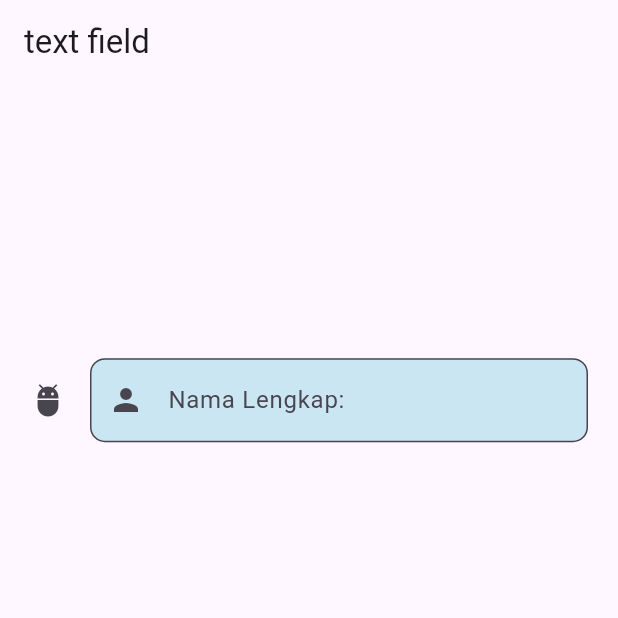
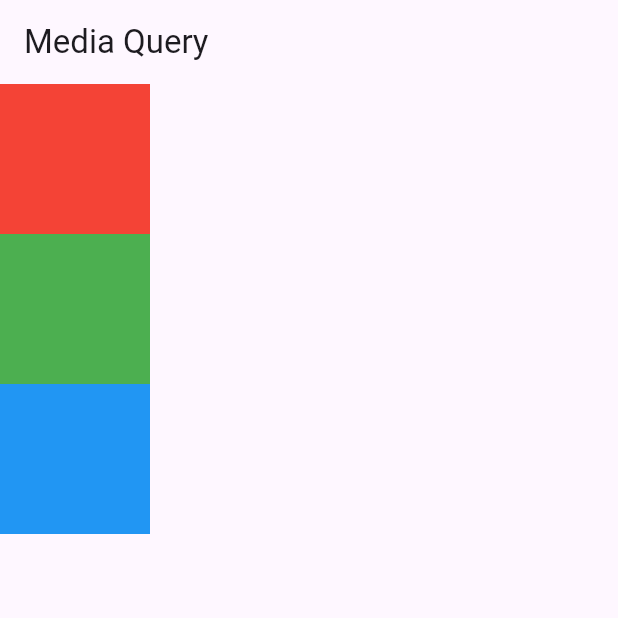
Before and after one commit to nentinur/Speedrun-Belajar-Flutter, a Flutter app: the screen it shows after launch, on a phone screen of 412 x 824 dp, the top half of it. Run offline on Flutter 3.47's test engine with Material 3 defaults, Android fonts, the phone set to English and light mode, and no system bars.

Commit message:
media query ( responsive app)

```diff
--- a/lib/main.dart
+++ b/lib/main.dart
@@ -4,61 +4,51 @@ void main() {
   runApp(const MyApp());
 }
 
-class MyApp extends StatefulWidget {
+class MyApp extends StatelessWidget {
   const MyApp({super.key});
 
   @override
-  State<MyApp> createState() => _MyAppState();
-}
-
-class _MyAppState extends State<MyApp> {
-  TextEditingController controller = TextEditingController(text: "");
-  @override
   Widget build(BuildContext context) {
     return MaterialApp(
-      home: Scaffold(
-        appBar: AppBar(title: Text("text field")),
-        body: Container(
-          margin: EdgeInsets.all(20),
-          child: Column(
-            mainAxisAlignment: MainAxisAlignment.spaceAround,
-            children: [
-              TextField(
-                // obscureText: true, =>> untuk membuat tampilan text seperti password
-                // maxLength: 5, =>> untuk membatasi jumlah input (contoh: hanya bisa menulis 5 karakter)
-                // maxLines: 1, =>> jumlah maksimal baris
-                decoration: InputDecoration(
-                    fillColor: const Color.fromARGB(255, 203, 230, 243),
-                    filled: true,
-                    icon: Icon(Icons.adb),
-
-                    /// prefix di awal, sufix di akhir
-                    // prefix: Container( =>> bisa diisi apa aja, kalo pake ini gaboleh pake prefixText
-                    //   width: 5, height: 5, color: Colors.amber,
-                    // ),
-                    // suffix: Container( =>> bisa diisi apa aja, kalo pake ini gaboleh pake sufixText
-                    //   width: 5, height: 5, color: Colors.amber,
-                    // ),
-                    prefixIcon: Icon(Icons.person),
-                    prefixText: "Name: ",
-                    prefixStyle: TextStyle(
-                        color: Colors.blue, fontWeight: FontWeight.w600),
-                    labelText: "Nama Lengkap: ",
-                    // labelStyle: TextStyle(), =>> untuk menghias label
-                    hintText: "nama lengkapnya loh",
-                    // hintStyle: TextStyle(), =>> untuk menghias hint
-                    border: OutlineInputBorder(
-                        borderRadius: BorderRadius.circular(10))),
-                onChanged: (value) {
-                  setState(() {});
-                },
-                controller: controller,
-              ),
-              Text(controller.text)
-            ],
-          ),
-        ),
-      ),
+      home: MainPage(),
     );
   }
 }
+
+class MainPage extends StatelessWidget {
+  const MainPage({super.key});
+
+  @override
+  Widget build(BuildContext context) {
+    return Scaffold(
+      appBar: AppBar(title: Text("Media Query")),
+      body: (MediaQuery.of(context).orientation == Orientation.portrait)
+          ? Column(
+              children: generateContainers(),
+            )
+          : Row(
+              children: generateContainers(),
+            ),
+    );
+  }
+
+  List<Widget> generateContainers() {
+    return <Widget>[
+      Container(
+        color: Colors.red,
+        width: 100,
+        height: 100,
+      ),
+      Container(
+        color: Colors.green,
+        width: 100,
+        height: 100,
+      ),
+      Container(
+        color: Colors.blue,
+        width: 100,
+        height: 100,
+      )
+    ];
+  }
+}
```
